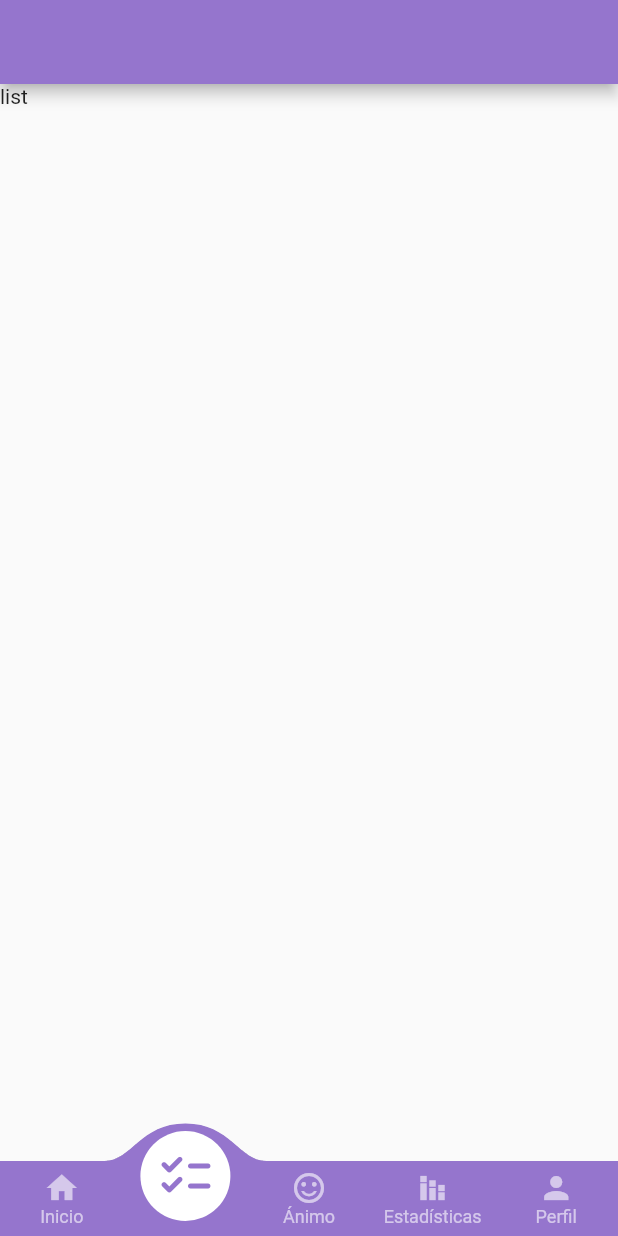
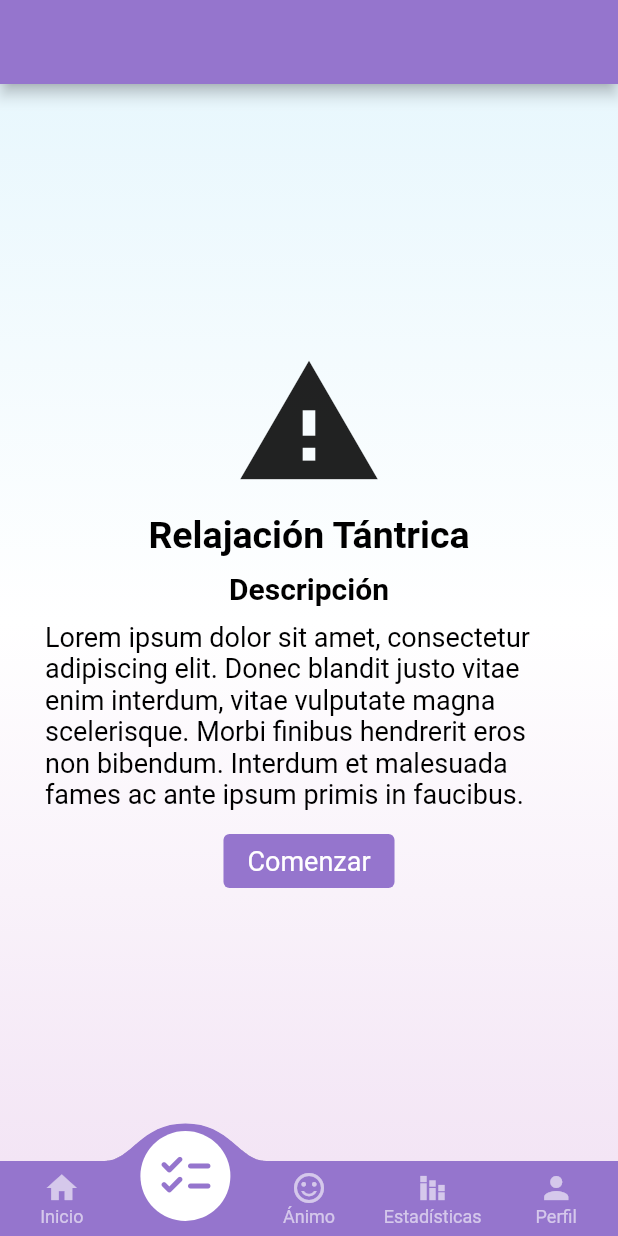
Before and after one commit to TheMalak/mood_app, a Flutter app: the screen it shows after launch, item 2 of the bottom bar chosen, on a phone screen of 412 x 824 dp. Run offline on Flutter 3.47's test engine with Material 2 defaults, Android fonts, the phone set to English and light mode, and no system bars; drawn by our look-alikes of convex_bottom_bar; our stand-ins replace percent_indicator, syncfusion_flutter_charts, youtube_player_iframe.

Commit message:
add more interfaces

```diff
--- /dev/null
+++ b/lib/app_config.dart
@@ -0,0 +1,6 @@
+//global variables
+const double borderRadiusDefault = 5.0;
+const double defaultTextSize = 18.0;
+const double spaceText = 10.0;
+const double spaceWidget = 20.0;
+double defaultHeightImage = 0.30;
--- a/lib/main.dart
+++ b/lib/main.dart
@@ -11,6 +11,7 @@ class MyApp extends StatelessWidget {
   @override
   Widget build(BuildContext context) {
     return MaterialApp(
+      debugShowCheckedModeBanner: false,
       title: 'Mood App',
       home: MoodScaffold(),
     );
--- /dev/null
+++ b/lib/pages/descriptionPage.dart
@@ -0,0 +1,35 @@
+// ignore_for_file: prefer_const_literals_to_create_immutables, prefer_const_constructors
+import 'package:flutter/material.dart';
+
+import '../styles/fonts.dart';
+import '../widgets/defaulButton.dart';
+
+class DescriptionPage extends StatelessWidget {
+  const DescriptionPage({Key? key}) : super(key: key);
+
+  @override
+  Widget build(BuildContext context) {
+    return Padding(
+      padding: const EdgeInsets.symmetric(horizontal: 30.0),
+      child: Center(
+          child: Column(
+        mainAxisAlignment: MainAxisAlignment.center,
+        children: [
+          Icon(Icons.warning, size: 100.0),
+          SizedBox(height: 10.0),
+          Text("Relajación Tántrica",
+              style: textstyleType('h1', Colors.black, false)),
+          SizedBox(height: 10.0),
+          Text("Descripción", style: textstyleType('h2', Colors.black, false)),
+          SizedBox(height: 10.0),
+          Text(
+            "Lorem ipsum dolor sit amet, consectetur adipiscing elit. Donec blandit justo vitae enim interdum, vitae vulputate magna scelerisque. Morbi finibus hendrerit eros non bibendum. Interdum et malesuada fames ac ante ipsum primis in faucibus.",
+            style: textstyleType('p', Colors.black, true),
+          ),
+          SizedBox(height: 10.0),
+          DefaultButton(title: "Comenzar", onClick: null)
+        ],
+      )),
+    );
+  }
+}
--- a/lib/pages/pages.dart
+++ b/lib/pages/pages.dart
@@ -3,3 +3,6 @@ export './progressPage.dart';
 export './listPage.dart';
 export './statsPage.dart';
 export './profilePage.dart';
+export './descriptionPage.dart';
+export './relaxPage.dart';
+export './relaxSongs.dart';
--- a/lib/styles/color.dart
+++ b/lib/styles/color.dart
@@ -1,4 +1,8 @@
+// ignore_for_file: non_constant_identifier_names, prefer_interpolation_to_compose_strings
+
 import 'package:flutter/material.dart';
+
+Color primaryColor = Colors.deepPurple.shade300;
 
 LoginColor(String coloresl) {
   coloresl = coloresl.toUpperCase().replaceAll("#", "");
@@ -7,3 +11,21 @@ LoginColor(String coloresl) {
   }
   return Color(int.parse(coloresl, radix: 16));
 }
+
+Container gradientContainer(Widget data) {
+  return Container(
+    decoration: BoxDecoration(
+      gradient: LinearGradient(
+        colors: [
+          LoginColor("f3e5f5"),
+          LoginColor("ffffff"),
+          LoginColor("e8f7fd")
+          //mente sana sin escala
+        ],
+        begin: Alignment.bottomCenter,
+        end: Alignment.topCenter,
+      ),
+    ),
+    child: data,
+  );
+}
--- /dev/null
+++ b/lib/styles/fonts.dart
@@ -0,0 +1,54 @@
+import 'package:flutter/material.dart';
+import '../app_config.dart';
+
+TextStyle textstyleType(String? textType, Color color, bool center) {
+  final Map<String, dynamic> headings = {
+    'h1': TextStyle(
+      color: color,
+      fontSize: 25.0,
+      fontWeight: FontWeight.w600,
+    ),
+    'h2': TextStyle(
+      color: color,
+      fontSize: 20.0,
+      fontWeight: FontWeight.bold,
+    ),
+    'h3': TextStyle(
+      color: color,
+      fontSize: 18.0,
+      fontWeight: FontWeight.bold,
+    ),
+    'h4': TextStyle(
+      color: color,
+      fontSize: 16.0,
+      fontWeight: FontWeight.bold,
+    ),
+    'h5': TextStyle(
+      color: color,
+      fontSize: 14.0,
+      fontWeight: FontWeight.w600,
+    ),
+    'p': TextStyle(
+      color: color,
+      fontSize: defaultTextSize,
+      fontWeight: FontWeight.w400,
+    ),
+    'p-bold': TextStyle(
+      color: color,
+      fontSize: defaultTextSize,
+      fontWeight: FontWeight.w600,
+    ),
+    'span': TextStyle(
+      color: color,
+      fontSize: 11.0,
+      fontWeight: FontWeight.normal,
+    ),
+    'span-bold': TextStyle(
+      color: color,
+      fontSize: 11.0,
+      fontWeight: FontWeight.w600,
+    ),
+  };
+
+  return (textType == null) ? headings['p'] : headings[textType];
+}
--- /dev/null
+++ b/lib/widgets/defaulButton.dart
@@ -0,0 +1,27 @@
+// ignore_for_file: prefer_const_constructors, non_constant_identifier_names, avoid_types_as_parameter_names, avoid_renaming_method_parameters, must_be_immutable
+
+import 'package:flutter/material.dart';
+import '../styles/color.dart';
+import '../styles/fonts.dart';
+
+class DefaultButton extends StatelessWidget {
+  String title;
+  dynamic onClick;
+
+  DefaultButton({Key? key, required this.title, required this.onClick})
+      : super(key: key);
+
+  @override
+  Widget build(BuildContext) {
+    return ElevatedButton(
+      style: ButtonStyle(
+        backgroundColor: MaterialStateProperty.all<Color>(primaryColor),
+      ),
+      onPressed: onClick,
+      child: Text(
+        title,
+        style: textstyleType('p', Colors.white, true),
+      ),
+    );
+  }
+}
--- a/lib/widgets/defaultBody.dart
+++ b/lib/widgets/defaultBody.dart
@@ -2,6 +2,7 @@
 
 import 'package:convex_bottom_bar/convex_bottom_bar.dart';
 import 'package:flutter/material.dart';
+import 'package:mood_app/styles/color.dart';
 import '../pages/pages.dart';
 
 class MoodScaffold extends StatefulWidget {
@@ -15,21 +16,24 @@ class _MoodScaffoldState extends State<MoodScaffold> {
   int _currentPage = 2;
   // ignore: prefer_final_fields
   List<Widget> _pages = [
-    HomePage(),
-    ListPage(),
+    // HomePage(),
+    // ListPage(),
+    RelaxPage(),
+    DescriptionPage(),
     ProgressPage(),
     StatsPage(),
-    ProfilePage()
+    RelaxSongsPage()
+    // ProfilePage()
   ];
 
   @override
   Widget build(BuildContext context) {
     return Scaffold(
         appBar: AppBar(
-          backgroundColor: Colors.deepPurple.shade300,
+          backgroundColor: primaryColor,
         ),
         bottomNavigationBar: ConvexAppBar(
-          backgroundColor: Colors.deepPurple.shade300,
+          backgroundColor: primaryColor,
           initialActiveIndex: _currentPage,
           disableDefaultTabController: true,
           elevation: 0.0,
@@ -48,6 +52,6 @@ class _MoodScaffoldState extends State<MoodScaffold> {
             });
           },
         ),
-        body: SafeArea(child: _pages[_currentPage]));
+        body: gradientContainer(SafeArea(child: _pages[_currentPage])));
   }
 }
--- a/pubspec.yaml
+++ b/pubspec.yaml
@@ -33,7 +33,10 @@ dependencies:
   cupertino_icons: ^1.0.2
   flutter:
     sdk: flutter
+  flutter_svprogresshud: ^1.0.0
+  percent_indicator: ^4.2.2
   syncfusion_flutter_charts: ^20.3.57
+  youtube_player_iframe: ^3.1.0
 
 dev_dependencies:
   flutter_lints: ^2.0.0
```
Also changed, not shown: lib/pages/progressPage.dart (+10 -4 lines), lib/pages/relaxPage.dart (added, +185 -0 lines), lib/pages/relaxSongs.dart (added, +130 -0 lines), lib/pages/statsPage.dart (+10 -8 lines), pubspec.lock, 14 other files.
